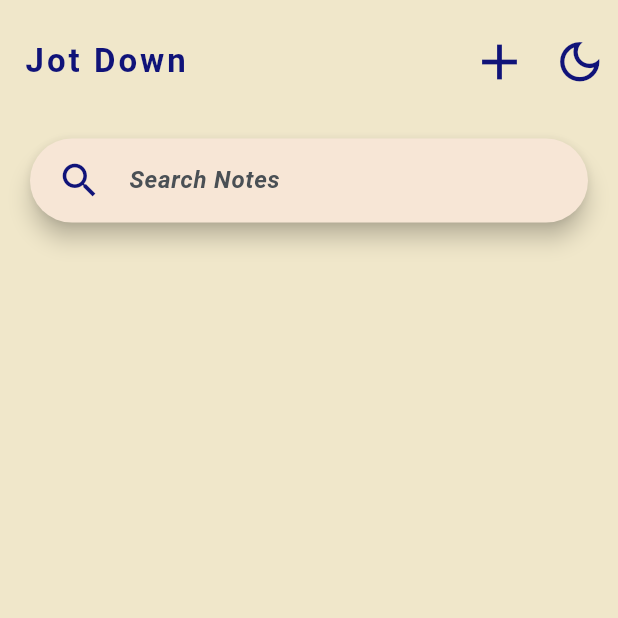
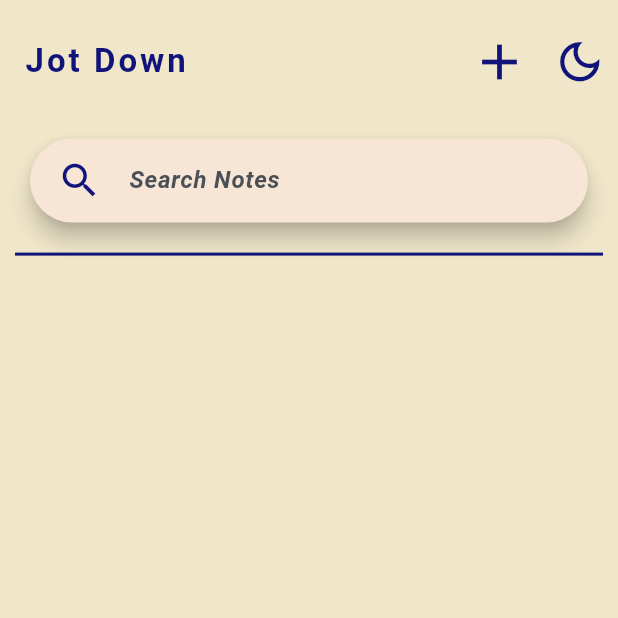
Before and after one commit to kaleabSolomon/jotdown, a Flutter app: the screen it shows after launch, on a phone screen of 412 x 824 dp, the top half of it. Run offline on Flutter 3.47's test engine with Material 3 defaults, Android fonts, the phone set to English and light mode, and no system bars.

Commit message:
add border to container

```diff
--- a/lib/widgets/search_bar.dart
+++ b/lib/widgets/search_bar.dart
@@ -10,7 +10,13 @@ class SearchNotes extends StatefulWidget {
 class _SearchBarState extends State<SearchNotes> {
   @override
   Widget build(BuildContext context) {
-    return Padding(
+    return Container(
+      padding: const EdgeInsets.fromLTRB(0, 0, 0, 10),
+      decoration: BoxDecoration(
+          border: Border(
+              bottom: BorderSide(
+                  color: Theme.of(context).colorScheme.primary, width: 2))),
+      child: Padding(
         padding: const EdgeInsets.fromLTRB(10, 0, 10, 10),
         child: SearchBar(
           backgroundColor: MaterialStateProperty.resolveWith<Color?>(
@@ -41,6 +47,7 @@ class _SearchBarState extends State<SearchNotes> {
             ),
           ),
         ),
+      ),
     );
   }
 }
```
Lines whose indentation alone changed are shown as unchanged.
